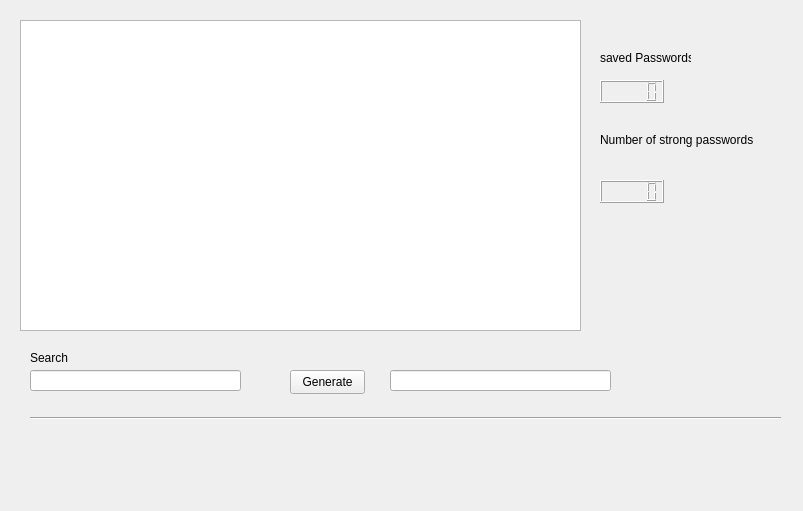
Old version of the form gui/uis/pages/main_pages.ui in the repository TheCyberWeaver/Smart_Toolbox.
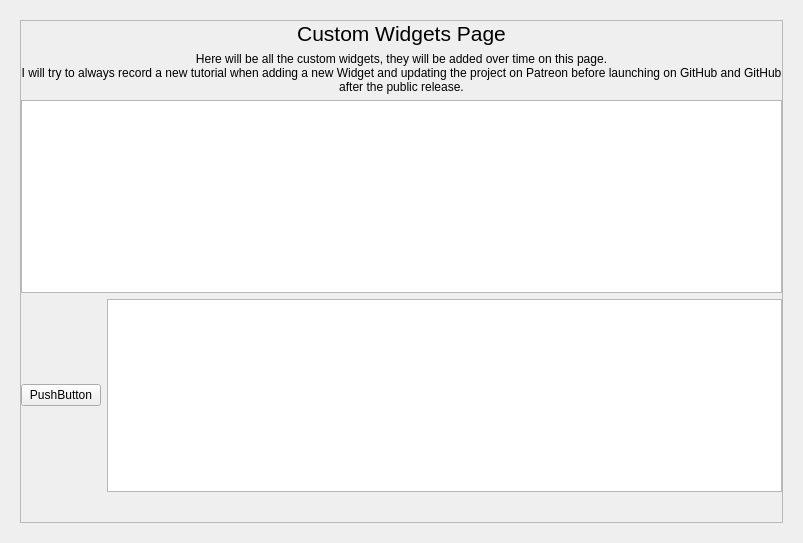
New version of the form. The open tabs and pages were chosen to show the change.

Commit message: 新增主题颜色

Patch:
```diff
--- a/gui/uis/pages/main_pages.ui
+++ b/gui/uis/pages/main_pages.ui
@@ -7,21 +7,15 @@
     <x>0</x>
     <y>0</y>
     <width>803</width>
-    <height>511</height>
+    <height>543</height>
    </rect>
   </property>
   <property name="windowTitle">
    <string>Form</string>
   </property>
+  <layout class="QVBoxLayout" name="verticalLayout_2">
+   <item>
   <widget class="QStackedWidget" name="pages">
-   <property name="geometry">
-    <rect>
-     <x>0</x>
-     <y>0</y>
-     <width>801</width>
-     <height>511</height>
-    </rect>
-   </property>
    <property name="currentIndex">
     <number>0</number>
    </property>
@@ -274,134 +268,96 @@
     </widget>
    </widget>
    <widget class="QWidget" name="page_2">
-    <widget class="QTableView" name="tableView">
-     <property name="geometry">
-      <rect>
-       <x>20</x>
-       <y>20</y>
-       <width>561</width>
-       <height>311</height>
-      </rect>
-     </property>
-    </widget>
-    <widget class="QLineEdit" name="lineEdit_2">
+      <layout class="QVBoxLayout">
+       <item>
+        <widget class="QScrollArea" name="scrollArea">
+         <property name="widgetResizable">
+          <bool>true</bool>
+         </property>
+         <widget class="QWidget" name="scrollAreaWidgetContents">
      <property name="geometry">
       <rect>
-       <x>30</x>
-       <y>370</y>
-       <width>211</width>
-       <height>21</height>
-      </rect>
-     </property>
-    </widget>
-    <widget class="QLabel" name="label_7">
+            <x>0</x>
+            <y>0</y>
+            <width>765</width>
+            <height>505</height>
+           </rect>
+          </property>
+          <widget class="QWidget" name="verticalLayoutWidget">
      <property name="geometry">
       <rect>
-       <x>30</x>
-       <y>350</y>
-       <width>49</width>
-       <height>16</height>
-      </rect>
-     </property>
-     <property name="text">
-      <string>Search</string>
-     </property>
-    </widget>
-    <widget class="QLabel" name="label_8">
-     <property name="geometry">
-      <rect>
-       <x>30</x>
-       <y>400</y>
-       <width>49</width>
-       <height>16</height>
-      </rect>
-     </property>
-     <property name="text">
-      <string/>
-     </property>
-    </widget>
-    <widget class="QLabel" name="label_9">
-     <property name="geometry">
-      <rect>
-       <x>600</x>
-       <y>50</y>
-       <width>91</width>
-       <height>16</height>
-      </rect>
-     </property>
+             <x>0</x>
+             <y>0</y>
+             <width>761</width>
+             <height>471</height>
+            </rect>
+           </property>
+           <layout class="QVBoxLayout" name="verticalLayout_3">
+            <item>
+             <widget class="QLabel" name="title_label">
+              <property name="maximumSize">
+               <size>
+                <width>16777215</width>
+                <height>40</height>
+               </size>
+              </property>
+              <property name="font">
+               <font>
+                <pointsize>16</pointsize>
+               </font>
+              </property>
+              <property name="styleSheet">
+               <string notr="true">font-size: 16pt</string>
+              </property>
      <property name="text">
-      <string>saved Passwords</string>
-     </property>
-    </widget>
-    <widget class="QLCDNumber" name="lcdNumber">
-     <property name="geometry">
-      <rect>
-       <x>600</x>
-       <y>80</y>
-       <width>64</width>
-       <height>23</height>
-      </rect>
-     </property>
-    </widget>
-    <widget class="QLabel" name="label_10">
-     <property name="geometry">
-      <rect>
-       <x>600</x>
-       <y>130</y>
-       <width>161</width>
-       <height>20</height>
-      </rect>
-     </property>
+               <string>Custom Widgets Page</string>
+              </property>
+              <property name="alignment">
+               <set>Qt::AlignCenter</set>
+              </property>
+             </widget>
+            </item>
+            <item>
+             <widget class="QLabel" name="description_label">
      <property name="text">
-      <string>Number of strong passwords</string>
-     </property>
-    </widget>
-    <widget class="QLCDNumber" name="lcdNumber_2">
-     <property name="geometry">
-      <rect>
-       <x>600</x>
-       <y>180</y>
-       <width>64</width>
-       <height>23</height>
-      </rect>
-     </property>
-    </widget>
+               <string>Here will be all the custom widgets, they will be added over time on this page.
+I will try to always record a new tutorial when adding a new Widget and updating the project on Patreon before launching on GitHub and GitHub after the public release.</string>
+              </property>
+              <property name="alignment">
+               <set>Qt::AlignHCenter|Qt::AlignTop</set>
+              </property>
+              <property name="wordWrap">
+               <bool>true</bool>
+              </property>
+             </widget>
+            </item>
+            <item>
+             <layout class="QHBoxLayout" name="horizontalLayout_3">
+              <item>
+               <widget class="QTableWidget" name="tableWidget"/>
+              </item>
+             </layout>
+            </item>
+            <item>
+             <layout class="QHBoxLayout" name="horizontalLayout_4">
+              <item>
     <widget class="QPushButton" name="pushButton_2">
-     <property name="geometry">
-      <rect>
-       <x>290</x>
-       <y>370</y>
-       <width>75</width>
-       <height>24</height>
-      </rect>
-     </property>
      <property name="text">
-      <string>Generate</string>
-     </property>
-    </widget>
-    <widget class="QLineEdit" name="lineEdit_3">
-     <property name="geometry">
-      <rect>
-       <x>390</x>
-       <y>370</y>
-       <width>221</width>
-       <height>21</height>
-      </rect>
-     </property>
-    </widget>
-    <widget class="Line" name="line">
-     <property name="geometry">
-      <rect>
-       <x>30</x>
-       <y>410</y>
-       <width>751</width>
-       <height>16</height>
-      </rect>
-     </property>
-     <property name="orientation">
-      <enum>Qt::Horizontal</enum>
-     </property>
-    </widget>
+                 <string>PushButton</string>
+                </property>
+               </widget>
+              </item>
+              <item>
+               <widget class="QTextEdit" name="textEdit"/>
+              </item>
+             </layout>
+            </item>
+           </layout>
+          </widget>
+         </widget>
+        </widget>
+       </item>
+      </layout>
    </widget>
    <widget class="QWidget" name="page_3">
     <property name="styleSheet">
@@ -426,6 +382,8 @@
     </layout>
    </widget>
   </widget>
+   </item>
+  </layout>
  </widget>
  <resources/>
  <connections/>
```
Left out of the diff: 2 changed lines with no effect on the pictures. Lines whose indentation alone changed are shown as unchanged. The commit also changes 1 other file.
